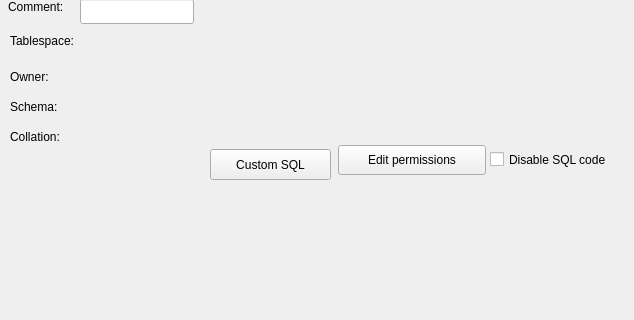
Qt form libpgmodeler_ui/ui/baseobjectwidget.ui (pgmodeler/pgmodeler) before a commit; both pictures show x 0 to 634 and y 171 to 491 of the 634 by 588 pixel window.
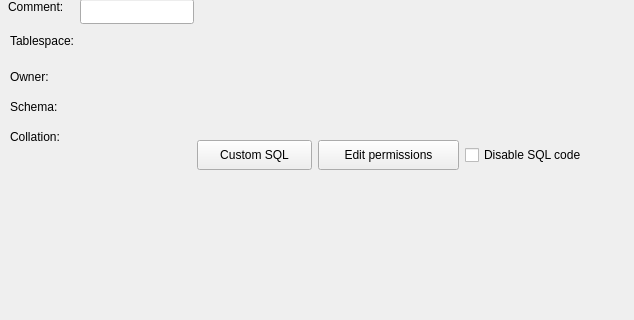
The same form after that commit. Icons and pictures are not drawn.

Diff of the .ui file:
```diff
--- a/libpgmodeler_ui/ui/baseobjectwidget.ui
+++ b/libpgmodeler_ui/ui/baseobjectwidget.ui
@@ -172,9 +172,9 @@
   <widget class="QToolButton" name="edt_perms_tb">
    <property name="geometry">
     <rect>
-     <x>338</x>
-     <y>316</y>
-     <width>148</width>
+     <x>318</x>
+     <y>311</y>
+     <width>141</width>
      <height>30</height>
     </rect>
    </property>
@@ -311,10 +311,10 @@
   <widget class="QCheckBox" name="disable_sql_chk">
    <property name="geometry">
     <rect>
-     <x>490</x>
-     <y>320</y>
-     <width>137</width>
-     <height>21</height>
+     <x>465</x>
+     <y>314</y>
+     <width>131</width>
+     <height>24</height>
     </rect>
    </property>
    <property name="sizePolicy">
@@ -356,10 +356,10 @@
   <widget class="QToolButton" name="append_sql_tb">
    <property name="geometry">
     <rect>
-     <x>210</x>
-     <y>320</y>
-     <width>121</width>
-     <height>31</height>
+     <x>197</x>
+     <y>311</y>
+     <width>115</width>
+     <height>30</height>
     </rect>
    </property>
    <property name="sizePolicy">
```
Left out of the diff: 2 changed lines with no effect on the pictures.
